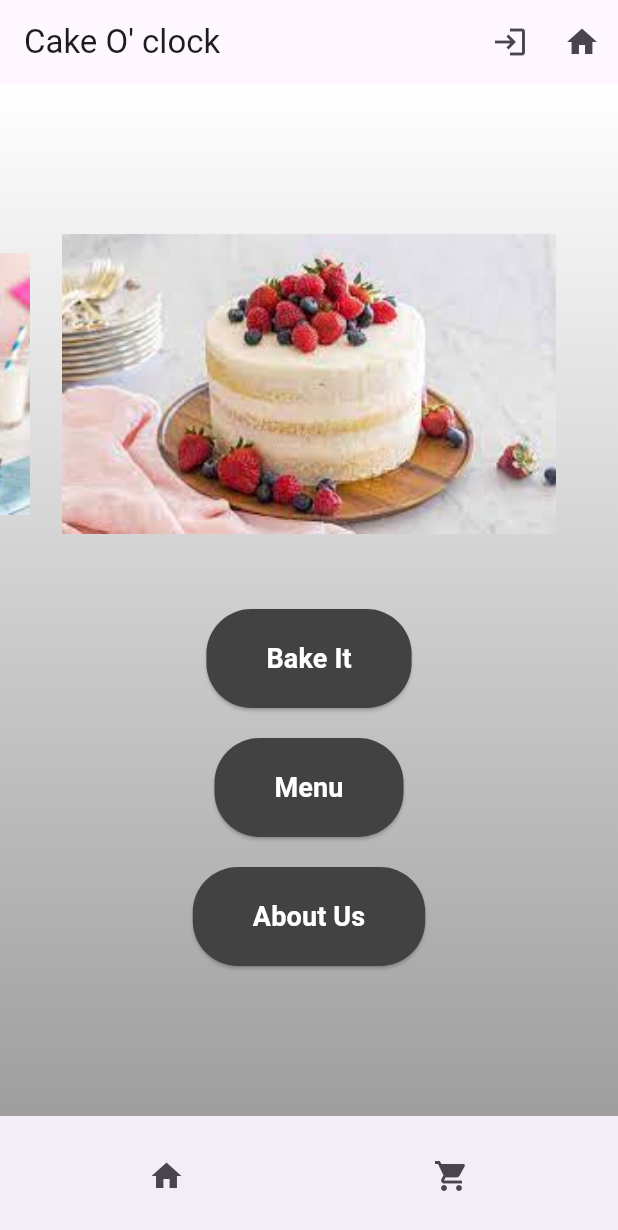
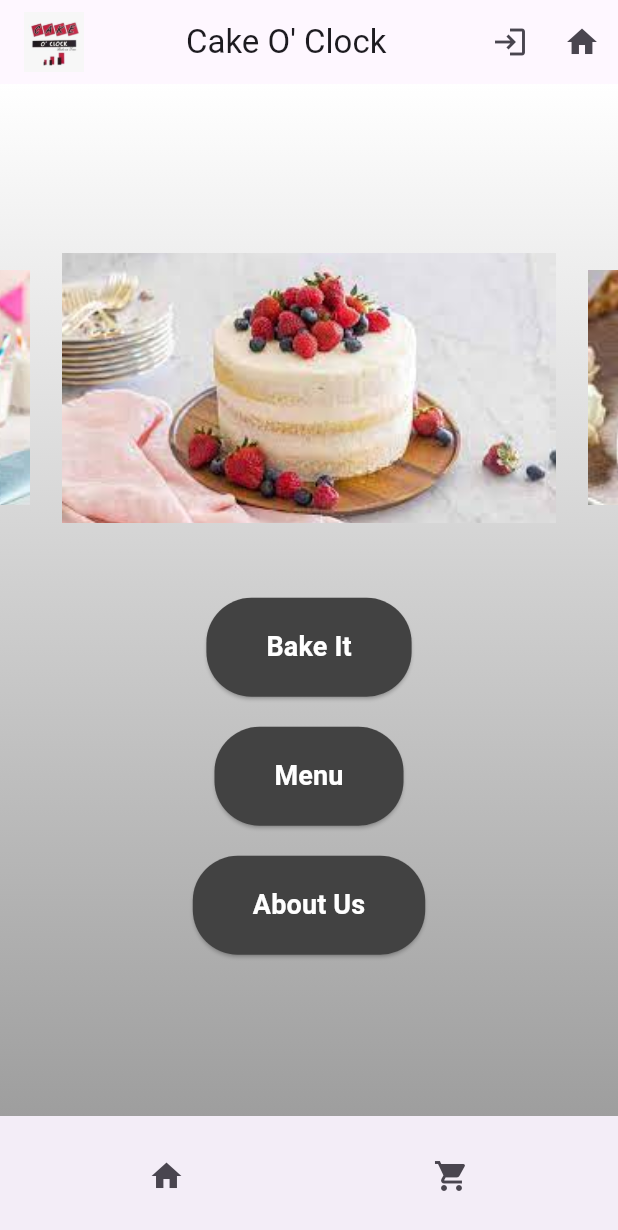
Before and after one commit to visaladi/CakeOClockMobile, a Flutter app: the screen it shows after launch, on a phone screen of 412 x 824 dp. Shown: the top 1230 px of the screen. Run offline on Flutter 3.47's test engine with Material 3 defaults, Android fonts, the light colour scheme and no system bars; drawn by our look-alikes of carousel_slider; our stand-ins replace webview_flutter.

Commit message:
Add files via upload

```diff
--- a/lib/Home.dart
+++ b/lib/Home.dart
@@ -1,37 +1,31 @@
-// Add necessary imports
-import 'package:cakeoclock/Homeweb.dart';
-import 'package:cakeoclock/Login.dart';
-import 'package:cakeoclock/Menu.dart';
-import 'package:cakeoclock/orders.dart';
 import 'package:flutter/material.dart';
 import 'package:carousel_slider/carousel_slider.dart';
-import 'package:url_launcher/url_launcher.dart'; // Import url_launcher package
-import 'package:cakeoclock/About us.dart';
-import 'package:cakeoclock/WebView.dart';
-
-void main() {
-  runApp(MyApp());
-}
-
-class MyApp extends StatelessWidget {
-  @override
-  Widget build(BuildContext context) {
-    return MaterialApp(
-      title: 'Flutter Demo',
-      theme: ThemeData(
-        primarySwatch: Colors.blue,
-      ),
-      home: HomePage(),
-    );
-  }
-}
+import 'package:url_launcher/url_launcher.dart';
+import 'Homeweb.dart';
+import 'Login.dart';
+import 'Menu.dart';
+import 'Orders.dart';
+import 'About Us.dart';
+import 'WebView.dart';
 
 class HomePage extends StatelessWidget {
   @override
   Widget build(BuildContext context) {
     return Scaffold(
       appBar: AppBar(
-        title: Text("Cake O' clock"),
+        title: Row(
+          mainAxisAlignment: MainAxisAlignment.start,
+          children: <Widget>[
+            Image.asset(
+              'lib/images/logo.png', // Adjust the path according to your image location
+              fit: BoxFit.contain,
+              height: 40,
+              width: 40, // Adjust the height as needed
+            ),
+            SizedBox(width: 68), // Add some space between logo and text
+            Text("Cake O' Clock"),
+          ],
+        ),
         actions: [
           IconButton(
             icon: Icon(Icons.login),
@@ -105,10 +99,11 @@ class HomePage extends StatelessWidget {
               mainAxisAlignment: MainAxisAlignment.center,
               crossAxisAlignment: CrossAxisAlignment.center,
               children: [
+                SizedBox(height: 5), // Add space for logo and text
                 // Add Carousel Slider
                 CarouselSlider(
                   options: CarouselOptions(
-                    height: 200.0,
+                    height: 180.0,
                     enlargeCenterPage: true,
                     autoPlay: true,
                     aspectRatio: 16 / 9,
@@ -118,22 +113,10 @@ class HomePage extends StatelessWidget {
                     viewportFraction: 0.8,
                   ),
                   items: [
-                    Image.asset(
-                      'lib/images/cake1.png',
-                      fit: BoxFit.cover,
-                    ),
-                    Image.asset(
-                      'lib/images/cake2.png',
-                      fit: BoxFit.cover,
-                    ),
-                    Image.asset(
-                      'lib/images/cake3.png',
-                      fit: BoxFit.cover,
-                    ),
-                    Image.asset(
-                      'lib/images/cake4.png',
-                      fit: BoxFit.cover,
-                    ),
+                    _buildCarouselItem('lib/images/cake1.png'),
+                    _buildCarouselItem('lib/images/cake2.png'),
+                    _buildCarouselItem('lib/images/cake3.png'),
+                    _buildCarouselItem('lib/images/cake4.png'),
                   ],
                 ),
                 SizedBox(height: 50), // Add space between carousel and buttons
@@ -163,7 +146,6 @@ class HomePage extends StatelessWidget {
                         ),
                       ),
                     );
-
                     // Implement Another One action
                   },
                 ),
@@ -174,14 +156,24 @@ class HomePage extends StatelessWidget {
                     Navigator.push(
                       context,
                       MaterialPageRoute(builder: (context) => AboutUsPage()),
-                    );// Implement About Us action
+                    ); // Implement About Us action
                   },
                 ),
               ],
             ),
           ),
+        ],
+      ),
+    );
+  }
 
-        ],
+  Widget _buildCarouselItem(String imagePath) {
+    return Container(
+      width: double.infinity,
+      height: 150.0, // Adjust the height as needed
+      child: Image.asset(
+        imagePath,
+        fit: BoxFit.cover,
       ),
     );
   }
--- a/lib/main.dart
+++ b/lib/main.dart
@@ -1,6 +1,20 @@
 import 'package:flutter/material.dart';
-import 'Home.dart';
+import 'Home.dart'; // Assuming Home.dart contains your HomePage widget
 
 void main() {
   runApp(MyApp());
 }
+
+class MyApp extends StatelessWidget {
+  @override
+  Widget build(BuildContext context) {
+    return MaterialApp(
+      title: 'Your App Name',
+      theme: ThemeData(
+        // Define your app's theme
+        primarySwatch: Colors.blue,
+      ),
+      home: HomePage(), // This should point to your home screen widget
+    );
+  }
+}
```
Also changed, not shown: lib/images/logo.png (added), 7 other files.
